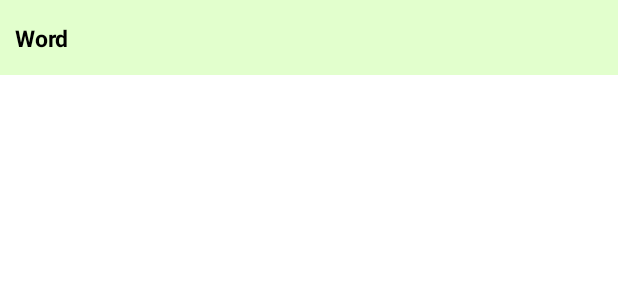
After one commit to mustafapoya/english_to_persian_dic, an Android app: the layout custom_list_phrase_english.xml on its own in the app's theme, with its tools: preview values and no code run, on a phone screen of 412 x 824 dp. The commit adds this screen. Shown: the top 300 px of the screen. Run offline under Robolectric (Android 15) with nearby library versions, the phone set to English and light mode, and no system bars.

Commit message:
create custom list adapter for english

```diff
--- /dev/null
+++ b/app/src/main/res/layout/custom_list_phrase_english.xml
@@ -0,0 +1,27 @@
+<?xml version="1.0" encoding="utf-8"?>
+<androidx.constraintlayout.widget.ConstraintLayout xmlns:android="http://schemas.android.com/apk/res/android"
+    xmlns:app="http://schemas.android.com/apk/res-auto"
+    xmlns:tools="http://schemas.android.com/tools"
+    android:layout_width="match_parent"
+    android:layout_height="50dp"
+    android:clickable="true"
+    android:focusable="true"
+    android:background="@drawable/custom_phrase_background"
+    >
+
+    <TextView
+        android:id="@+id/txt_word"
+        android:layout_width="0dp"
+        android:layout_height="wrap_content"
+        android:padding="10dp"
+        android:ellipsize="end"
+        android:maxLines="1"
+        android:text="@string/word"
+        android:textStyle="bold"
+        android:textColor="?attr/textColor"
+        android:textSize="15sp"
+        app:layout_constraintBottom_toBottomOf="parent"
+        app:layout_constraintEnd_toEndOf="parent"
+        app:layout_constraintStart_toStartOf="parent"
+        app:layout_constraintTop_toTopOf="parent" />
+</androidx.constraintlayout.widget.ConstraintLayout>
--- a/app/src/main/res/values/strings.xml
+++ b/app/src/main/res/values/strings.xml
@@ -11,4 +11,5 @@
     <string name="version">version: 1.0</string>
     <string name="no_internet_connection_try_again">No Internet Connection Try Again!</string>
     <string name="try_again">Try Again</string>
+    <string name="word">Word</string>
 </resources>
```
Also changed, not shown: app/src/main/java/net/golbarg/engtoper/ui/home/PhraseEnglishListAdapter.java (added, +44 -0 lines).
